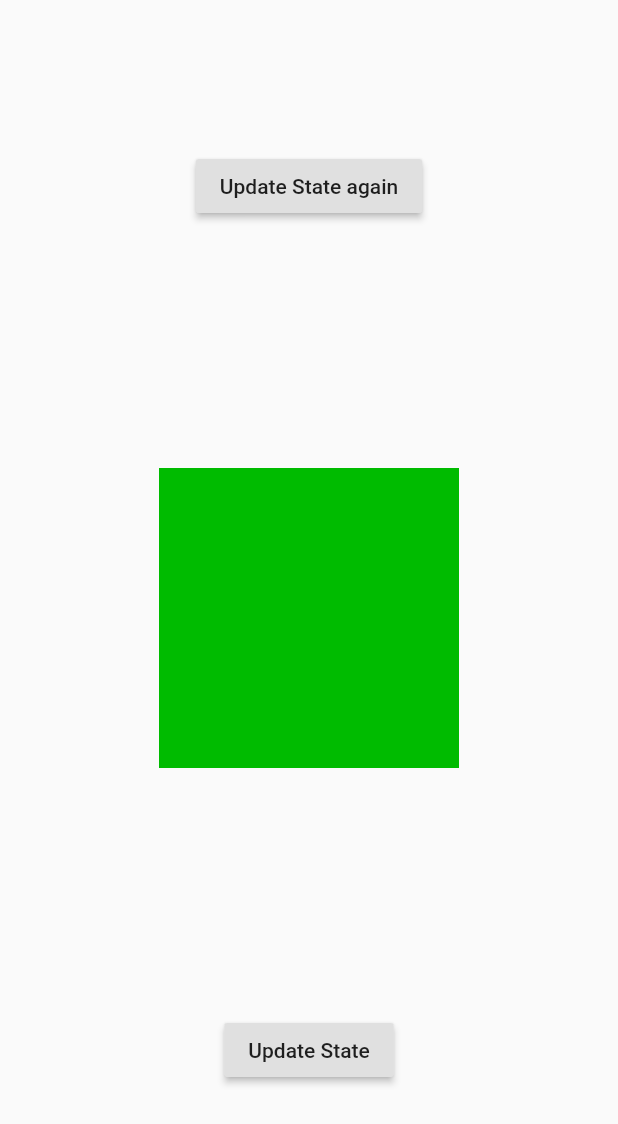
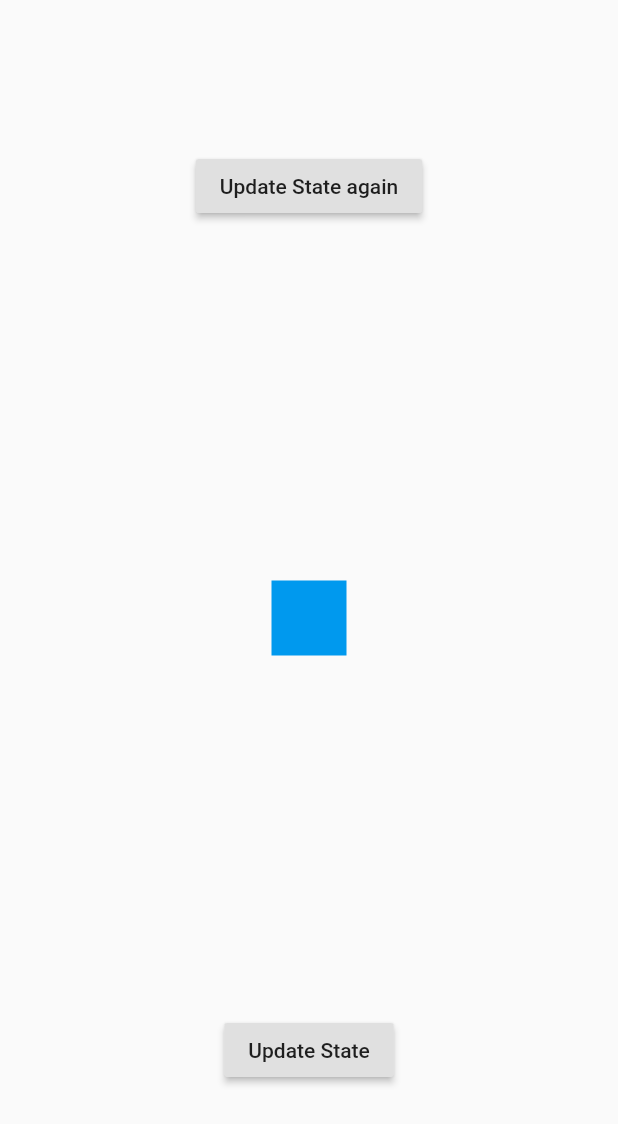
Before and after one commit to ra3978/EV_Studios, a Flutter app: the screen it shows after launch, on a phone screen of 412 x 824 dp. Shown: the top 1124 px of the screen. Run offline on Flutter 3.47's test engine with Material 2 defaults, Android fonts, the phone set to English and light mode, and no system bars.

Commit message:
new commit

```diff
--- a/lib/main.dart
+++ b/lib/main.dart
@@ -21,10 +21,10 @@ class AnimatedContainerDemo extends StatefulWidget {
 class _AnimatedContainerDemoState extends State<AnimatedContainerDemo> {
 
   // state variables                           <-- state
-  final _myDuration = Duration(seconds: 1);
-  var _myValue = Color(0xFF00BB00);
-  var _myNewValue = Color(0xFF0000FF);
-  var _myNewValue2 = Color(0xFF00BB00);
+  final _myDuration = Duration(seconds: 30);
+  var _myValue = 0.0;
+  var _myNewValue = 20.0;
+  var _myNewValue2 = 0.0;
 
 
   @override
@@ -36,8 +36,11 @@ class _AnimatedContainerDemoState extends State<AnimatedContainerDemo> {
 
           // Update this code                  <-- AnimatedContainer
           AnimatedContainer(
-            color: _myValue,
             duration: _myDuration,
+            width: 50,
+            height: 50,
+            transform: Matrix4.skew(_myValue, _myValue),
+            color: Color(0xFF0099EE),
             child: SomeOtherWidget(),
           ),
         ),
```
